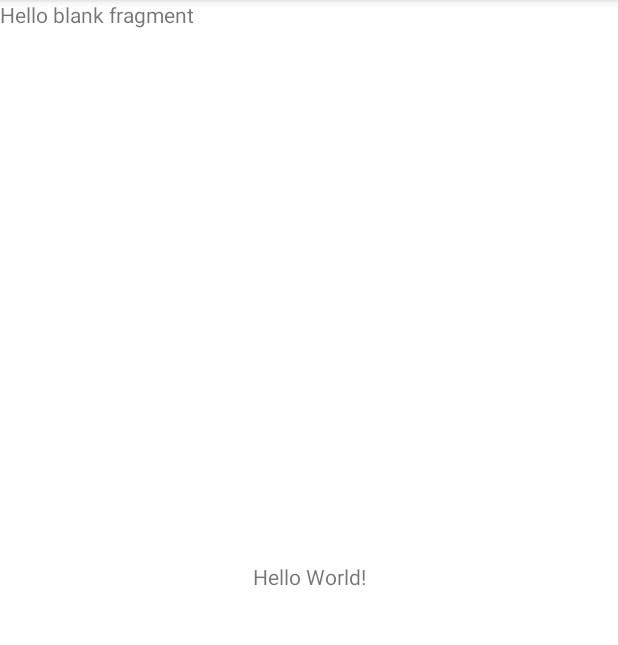
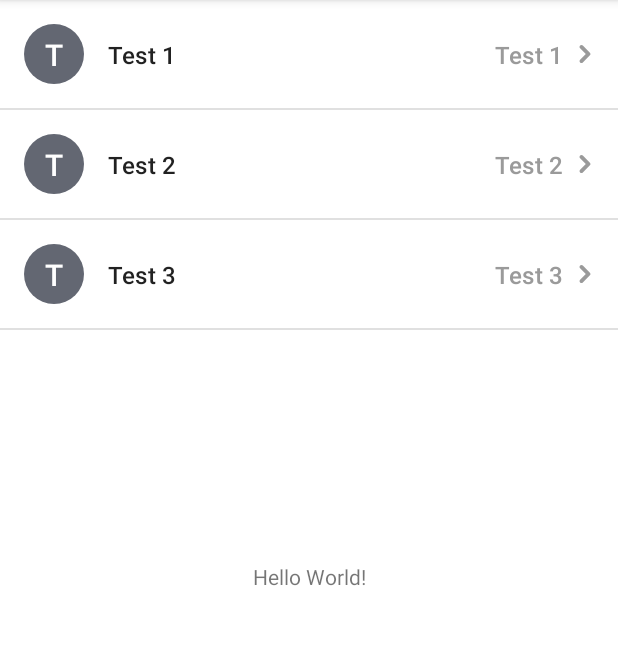
Before and after one commit to edw4r/ListDemo, an Android app: the screen it shows after launch (DemoActivity), on a phone screen of 412 x 824 dp, the part 84-729 px from its top. Run offline under Robolectric (Android 15) with nearby library versions, the phone set to English and light mode, and no system bars; our stand-ins replace Dagger/Hilt's generated code, data binding.

Commit message:
- add item layout, vm and adapter - update fragment to accept list of info - add app res

```diff
--- a/app/src/main/AndroidManifest.xml
+++ b/app/src/main/AndroidManifest.xml
@@ -11,7 +11,7 @@
         android:supportsRtl="true"
         android:theme="@style/Theme.ListDemo">
         <activity
-            android:name=".DemoActivity"
+            android:name=".activity.DemoActivity"
             android:exported="true">
             <intent-filter>
                 <action android:name="android.intent.action.MAIN" />
--- a/app/src/main/java/com/example/listdemo/CurrencyListFragment.kt
+++ /dev/null
@@ -1,61 +0,0 @@
-package com.example.listdemo
-
-import android.os.Bundle
-import androidx.fragment.app.Fragment
-import android.view.LayoutInflater
-import android.view.View
-import android.view.ViewGroup
-import dagger.hilt.android.AndroidEntryPoint
-
-// TODO: Rename parameter arguments, choose names that match
-// the fragment initialization parameters, e.g. ARG_ITEM_NUMBER
-private const val ARG_PARAM1 = "param1"
-private const val ARG_PARAM2 = "param2"
-
-/**
- * A simple [Fragment] subclass.
- * Use the [CurrencyListFragment.newInstance] factory method to
- * create an instance of this fragment.
- */
-@AndroidEntryPoint
-class CurrencyListFragment : Fragment() {
-    // TODO: Rename and change types of parameters
-    private var param1: String? = null
-    private var param2: String? = null
-
-    override fun onCreate(savedInstanceState: Bundle?) {
-        super.onCreate(savedInstanceState)
-        arguments?.let {
-            param1 = it.getString(ARG_PARAM1)
-            param2 = it.getString(ARG_PARAM2)
-        }
-    }
-
-    override fun onCreateView(
-        inflater: LayoutInflater, container: ViewGroup?,
-        savedInstanceState: Bundle?
-    ): View? {
-        // Inflate the layout for this fragment
-        return inflater.inflate(R.layout.fragment_currency_list, container, false)
-    }
-
-    companion object {
-        /**
-         * Use this factory method to create a new instance of
-         * this fragment using the provided parameters.
-         *
-         * @param param1 Parameter 1.
-         * @param param2 Parameter 2.
-         * @return A new instance of fragment CurrencyListFragment.
-         */
-        // TODO: Rename and change types and number of parameters
-        @JvmStatic
-        fun newInstance(param1: String, param2: String) =
-            CurrencyListFragment().apply {
-                arguments = Bundle().apply {
-                    putString(ARG_PARAM1, param1)
-                    putString(ARG_PARAM2, param2)
-                }
-            }
-    }
-}
--- a/app/src/main/java/com/example/listdemo/DemoActivity.kt
+++ b/app/src/main/java/com/example/listdemo/activity/DemoActivity.kt
@@ -1,7 +1,10 @@
-package com.example.listdemo
+package com.example.listdemo.activity
 
 import androidx.appcompat.app.AppCompatActivity
 import android.os.Bundle
+import com.example.listdemo.R
+import com.example.listdemo.data.CurrencyInfo
+import com.example.listdemo.fragment.CurrencyListFragment
 import dagger.hilt.android.AndroidEntryPoint
 
 @AndroidEntryPoint
@@ -15,7 +18,12 @@ class DemoActivity : AppCompatActivity() {
 
     private fun goToCurrencyListFragment(){
 
-        val fragment = CurrencyListFragment.newInstance("", "")
+        val demoList = ArrayList<CurrencyInfo>()
+        demoList.add(CurrencyInfo("Test 1", "Test 1", "Test 1"))
+        demoList.add(CurrencyInfo("Test 2", "Test 2", "Test 2"))
+        demoList.add(CurrencyInfo("Test 3", "Test 3", "Test 3"))
+
+        val fragment = CurrencyListFragment.newInstance(demoList)
         supportFragmentManager.beginTransaction()
             .replace(R.id.root_layout, fragment, null)
             .addToBackStack(null)
--- /dev/null
+++ b/app/src/main/java/com/example/listdemo/adapter/CurrencyInfoListAdapter.kt
@@ -0,0 +1,78 @@
+package com.example.listdemo.adapter
+
+import android.view.LayoutInflater
+import android.view.ViewGroup
+import androidx.databinding.DataBindingUtil
+import androidx.lifecycle.LifecycleOwner
+import androidx.recyclerview.widget.DiffUtil
+import androidx.recyclerview.widget.ListAdapter
+import androidx.recyclerview.widget.RecyclerView
+import com.example.listdemo.R
+import com.example.listdemo.databinding.ItemCurrencyInfoDefaultBinding
+import com.example.listdemo.viewmodel.CurrencyInfoItemViewModel
+
+class CurrencyInfoListAdapter(private val lifecycleOwner: LifecycleOwner) :
+    ListAdapter<CurrencyInfoItemViewModel, RecyclerView.ViewHolder>(DIFF_CALLBACK) {
+
+    companion object {
+        private const val VIEW_TYPE_CURRENCY_INFO_DEFAULT = 1
+
+        private val DIFF_CALLBACK = object : DiffUtil.ItemCallback<CurrencyInfoItemViewModel>() {
+            override fun areItemsTheSame(
+                oldItem: CurrencyInfoItemViewModel,
+                newItem: CurrencyInfoItemViewModel
+            ): Boolean {
+                return oldItem.id == newItem.id
+            }
+
+            override fun areContentsTheSame(
+                oldItem: CurrencyInfoItemViewModel,
+                newItem: CurrencyInfoItemViewModel
+            ): Boolean {
+                return oldItem.name == newItem.name
+            }
+        }
+    }
+
+//    var viewHolders = ArrayList<RecyclerView.ViewHolder>()
+
+    override fun onCreateViewHolder(parent: ViewGroup, viewType: Int): RecyclerView.ViewHolder {
+        return when (viewType) {
+            VIEW_TYPE_CURRENCY_INFO_DEFAULT -> {
+                val binding: ItemCurrencyInfoDefaultBinding = DataBindingUtil.inflate(
+                    LayoutInflater.from(parent.context),
+                    R.layout.item_currency_info_default,
+                    parent,
+                    false
+                )
+                CurrencyInfoDefaultItemViewHolder(binding)
+            }
+            else -> throw IllegalStateException("Item type do not support in Adapter")
+        }
+    }
+
+    override fun onBindViewHolder(holder: RecyclerView.ViewHolder, position: Int) {
+        when (holder) {
+            is CurrencyInfoDefaultItemViewHolder -> {
+                val itemViewModel = getItem(position)
+                if(itemViewModel is CurrencyInfoItemViewModel){
+                    holder.binding.viewModel = itemViewModel
+                    holder.binding.lifecycleOwner = lifecycleOwner
+//                    viewHolders.add(holder)
+                }
+            }
+        }
+    }
+
+    override fun getItemViewType(position: Int): Int {
+        return when (getItem(position)) {
+            is CurrencyInfoItemViewModel -> VIEW_TYPE_CURRENCY_INFO_DEFAULT
+            else -> VIEW_TYPE_CURRENCY_INFO_DEFAULT
+        }
+    }
+
+    class CurrencyInfoDefaultItemViewHolder(val binding: ItemCurrencyInfoDefaultBinding) :
+        RecyclerView.ViewHolder(binding.root) {
+    }
+
+}
--- /dev/null
+++ b/app/src/main/java/com/example/listdemo/data/CurrencyInfo.kt
@@ -0,0 +1,11 @@
+package com.example.listdemo.data
+
+import android.os.Parcelable
+import kotlinx.android.parcel.Parcelize
+
+@Parcelize
+data class CurrencyInfo(
+    val id : String,
+    val name : String,
+    val symbol : String
+) : Parcelable
--- /dev/null
+++ b/app/src/main/java/com/example/listdemo/fragment/CurrencyListFragment.kt
@@ -0,0 +1,105 @@
+package com.example.listdemo.fragment
+
+import android.os.Bundle
+import androidx.fragment.app.Fragment
+import android.view.LayoutInflater
+import android.view.View
+import android.view.ViewGroup
+import androidx.databinding.DataBindingUtil
+import androidx.fragment.app.viewModels
+import androidx.lifecycle.Observer
+import androidx.recyclerview.widget.LinearLayoutManager
+import com.example.listdemo.R
+import com.example.listdemo.adapter.CurrencyInfoListAdapter
+import com.example.listdemo.data.CurrencyInfo
+import com.example.listdemo.databinding.FragmentCurrencyListBinding
+import com.example.listdemo.viewmodel.CurrencyListViewModel
+import dagger.hilt.android.AndroidEntryPoint
+import androidx.recyclerview.widget.DividerItemDecoration
+
+
+
+
+
+@AndroidEntryPoint
+class CurrencyListFragment : Fragment() {
+
+    companion object {
+
+        const val KEY_CURRENCY_INFO_LIST = "KEY_CURRENCY_INFO_LIST"
+        @JvmStatic
+        fun newInstance(currencyInfo: ArrayList<CurrencyInfo>) =
+            CurrencyListFragment().apply {
+                arguments = Bundle().apply {
+                    putParcelableArrayList(KEY_CURRENCY_INFO_LIST, currencyInfo)
+                }
+            }
+    }
+
+    private lateinit var binding: FragmentCurrencyListBinding
+    private lateinit var currencyInfoListAdapter: CurrencyInfoListAdapter
+    private val currencyListViewModel: CurrencyListViewModel by viewModels()
+
+    override fun onCreateView(
+        inflater: LayoutInflater, container: ViewGroup?,
+        savedInstanceState: Bundle?
+    ): View? {
+        binding = DataBindingUtil.inflate(
+            inflater,
+            R.layout.fragment_currency_list,
+            container,
+            false
+        )
+        return binding.root
+    }
+
+    override fun onViewCreated(view: View, savedInstanceState: Bundle?) {
+        super.onViewCreated(view, savedInstanceState)
+
+        binding.lifecycleOwner = this
+        binding.viewModel = this.currencyListViewModel
+
+        subscribe()
+        setupRecyclerview()
+        setCurrencyList()
+
+    }
+
+    private fun setCurrencyList() {
+        val bundle = this.arguments
+        if (bundle != null) {
+            val currencyList = bundle.getParcelableArrayList<CurrencyInfo>(KEY_CURRENCY_INFO_LIST)
+            currencyListViewModel.setCurrencyList(currencyList)
+        }
+    }
+
+    private fun subscribe(){
+        currencyListViewModel.currencyInfoItemViewModels.observe(viewLifecycleOwner, Observer {
+            if (it != null) {
+                currencyInfoListAdapter.submitList(it)
+            }
+        })
+
+    }
+
+    private fun setupRecyclerview() {
+
+        val layoutManager = LinearLayoutManager(context)
+        currencyInfoListAdapter = CurrencyInfoListAdapter(this).apply {
+            this.setHasStableIds(true)
+        }
+        currencyInfoListAdapter.let{
+            binding.listOfCurrencyInfo.adapter = currencyInfoListAdapter
+        }
+        binding.listOfCurrencyInfo.layoutManager = layoutManager
+        binding.listOfCurrencyInfo.setHasFixedSize(true)
+        binding.listOfCurrencyInfo.addItemDecoration(
+            DividerItemDecoration(
+                context,
+                DividerItemDecoration.VERTICAL
+            )
+        )
+    }
+
+
+}
--- /dev/null
+++ b/app/src/main/java/com/example/listdemo/viewmodel/CurrencyInfoItemViewModel.kt
@@ -0,0 +1,11 @@
+package com.example.listdemo.viewmodel
+
+import androidx.lifecycle.LiveData
+import androidx.lifecycle.MutableLiveData
+
+class CurrencyInfoItemViewModel() {
+    var id = MutableLiveData<String>("")
+    var name = MutableLiveData<String>("")
+    var symbol = MutableLiveData<String>("")
+    var initialChar = MutableLiveData<String>("")
+}
--- /dev/null
+++ b/app/src/main/java/com/example/listdemo/viewmodel/CurrencyListViewModel.kt
@@ -0,0 +1,36 @@
+package com.example.listdemo.viewmodel
+
+import android.os.Parcelable
+import androidx.lifecycle.MediatorLiveData
+import androidx.lifecycle.ViewModel
+import com.example.listdemo.data.CurrencyInfo
+import dagger.hilt.android.lifecycle.HiltViewModel
+import javax.inject.Inject
+
+@HiltViewModel
+class CurrencyListViewModel @Inject constructor() : ViewModel() {
+
+    var currencyInfoItemViewModels = MediatorLiveData<List<CurrencyInfoItemViewModel>>()
+
+    fun setCurrencyList(list: ArrayList<CurrencyInfo>?) {
+
+        val result = ArrayList<CurrencyInfoItemViewModel>()
+
+        if(list != null){
+            for (item in list) {
+                val currentInfoItem = CurrencyInfoItemViewModel().apply {
+                    this.id.value = item.id
+                    this.name.value = item.name
+                    this.symbol.value = item.symbol
+                    if(item.name.isNotEmpty()){
+                        this.initialChar.value = item.name.first().toString()
+                    }
+                }
+                result.add(currentInfoItem)
+            }
+        }
+
+        currencyInfoItemViewModels.postValue(result)
+    }
+
+}
--- /dev/null
+++ b/app/src/main/res/drawable/bg_icon.xml
@@ -0,0 +1,6 @@
+<?xml version="1.0" encoding="utf-8"?>
+<shape xmlns:android="http://schemas.android.com/apk/res/android"
+    android:shape="oval">
+    <solid
+        android:color="#636772"/>
+</shape>
--- /dev/null
+++ b/app/src/main/res/drawable/ic_right_arrow.xml
@@ -0,0 +1,9 @@
+<vector xmlns:android="http://schemas.android.com/apk/res/android"
+    android:width="491.1dp"
+    android:height="491.1dp"
+    android:viewportWidth="491.1"
+    android:viewportHeight="491.1">
+  <path
+      android:fillColor="#9a9a9a"
+      android:pathData="M379.25,282.85l-192.8,192.8c-20.6,20.6 -54,20.6 -74.6,0s-20.6,-54 0,-74.6l155.5,-155.5l-155.5,-155.5c-20.6,-20.6 -20.6,-54 0,-74.6s54,-20.6 74.6,0l192.8,192.8C399.85,228.85 399.85,262.25 379.25,282.85z"/>
+</vector>
--- a/app/src/main/res/layout/activity_demo.xml
+++ b/app/src/main/res/layout/activity_demo.xml
@@ -5,7 +5,7 @@
     android:id="@+id/root_layout"
     android:layout_width="match_parent"
     android:layout_height="match_parent"
-    tools:context=".DemoActivity">
+    tools:context=".activity.DemoActivity">
 
     <TextView
         android:layout_width="wrap_content"
--- a/app/src/main/res/layout/fragment_currency_list.xml
+++ b/app/src/main/res/layout/fragment_currency_list.xml
@@ -1,14 +1,25 @@
 <?xml version="1.0" encoding="utf-8"?>
-<FrameLayout xmlns:android="http://schemas.android.com/apk/res/android"
-    xmlns:tools="http://schemas.android.com/tools"
-    android:layout_width="match_parent"
-    android:layout_height="match_parent"
-    tools:context=".CurrencyListFragment">
+<layout
+    xmlns:android="http://schemas.android.com/apk/res/android"
+    xmlns:tools="http://schemas.android.com/tools">
 
-    <!-- TODO: Update blank fragment layout -->
-    <TextView
+    <data>
+
+        <variable
+            name="viewModel"
+            type="com.example.listdemo.viewmodel.CurrencyListViewModel" />
+
+    </data>
+
+    <androidx.constraintlayout.widget.ConstraintLayout
         android:layout_width="match_parent"
-        android:layout_height="match_parent"
-        android:text="@string/hello_blank_fragment" />
+        android:layout_height="match_parent">
 
-</FrameLayout>
+        <androidx.recyclerview.widget.RecyclerView
+            android:id="@+id/list_of_currency_info"
+            android:layout_width="match_parent"
+            android:layout_height="match_parent" />
+
+    </androidx.constraintlayout.widget.ConstraintLayout>
+
+</layout>
--- /dev/null
+++ b/app/src/main/res/layout/item_currency_info_default.xml
@@ -0,0 +1,78 @@
+<?xml version="1.0" encoding="utf-8"?>
+
+<layout
+    xmlns:android="http://schemas.android.com/apk/res/android"
+    xmlns:app="http://schemas.android.com/apk/res-auto"
+    xmlns:tools="http://schemas.android.com/tools">
+
+    <data>
+
+        <variable
+            name="viewModel"
+            type="com.example.listdemo.viewmodel.CurrencyInfoItemViewModel" />
+
+    </data>
+
+    <androidx.constraintlayout.widget.ConstraintLayout
+        android:layout_width="match_parent"
+        android:layout_height="wrap_content"
+        android:padding="16dp">
+
+        <ImageView
+            android:id="@+id/imageView"
+            android:layout_width="40dp"
+            android:layout_height="40dp"
+            android:background="@drawable/bg_icon"
+            app:layout_constraintStart_toStartOf="parent"
+            app:layout_constraintTop_toTopOf="parent" />
+
+        <TextView
+            android:id="@+id/display_icon_text"
+            android:layout_width="wrap_content"
+            android:layout_height="wrap_content"
+            android:textAppearance="@style/TextAppearance.AppCompat.Title"
+            android:textColor="@color/white"
+            android:text="@{viewModel.initialChar}"
+            app:layout_constraintBottom_toBottomOf="@+id/imageView"
+            app:layout_constraintEnd_toEndOf="@+id/imageView"
+            app:layout_constraintStart_toStartOf="@+id/imageView"
+            app:layout_constraintTop_toTopOf="@+id/imageView"
+            tools:text="B" />
+
+        <TextView
+            android:id="@+id/display_name"
+            android:layout_width="wrap_content"
+            android:layout_height="wrap_content"
+            android:layout_marginStart="16dp"
+            android:textAppearance="@style/TextAppearance.Material3.TitleMedium"
+            android:text="@{viewModel.name}"
+            app:layout_constraintBottom_toBottomOf="@+id/imageView"
+            app:layout_constraintStart_toEndOf="@+id/imageView"
+            app:layout_constraintTop_toTopOf="@+id/imageView"
+            tools:text="Bitcoin" />
+
+        <TextView
+            android:id="@+id/display_symbol"
+            android:layout_width="wrap_content"
+            android:layout_height="wrap_content"
+            android:layout_marginEnd="8dp"
+            android:textAppearance="@style/TextAppearance.Material3.TitleMedium"
+            android:textColor="@color/grey"
+            android:text="@{viewModel.symbol}"
+            app:layout_constraintBottom_toBottomOf="@+id/imageView"
+            app:layout_constraintEnd_toStartOf="@+id/imageView2"
+            app:layout_constraintTop_toTopOf="@+id/imageView"
+            tools:text="BTC" />
+
+        <ImageView
+            android:id="@+id/imageView2"
+            android:layout_width="12dp"
+            android:layout_height="12dp"
+            android:src="@drawable/ic_right_arrow"
+            app:layout_constraintBottom_toBottomOf="@+id/imageView"
+            app:layout_constraintEnd_toEndOf="parent"
+            app:layout_constraintTop_toTopOf="@+id/imageView" />
+
+    </androidx.constraintlayout.widget.ConstraintLayout>
+
+</layout>
--- a/app/src/main/res/values/colors.xml
+++ b/app/src/main/res/values/colors.xml
@@ -7,4 +7,6 @@
     <color name="teal_700">#FF018786</color>
     <color name="black">#FF000000</color>
     <color name="white">#FFFFFFFF</color>
+    <color name="grey">#9a9a9a</color>
+    <color name="light_grey">#e0e0e0</color>
 </resources>
```
Also changed, not shown: app/build.gradle (+25 -2 lines).
